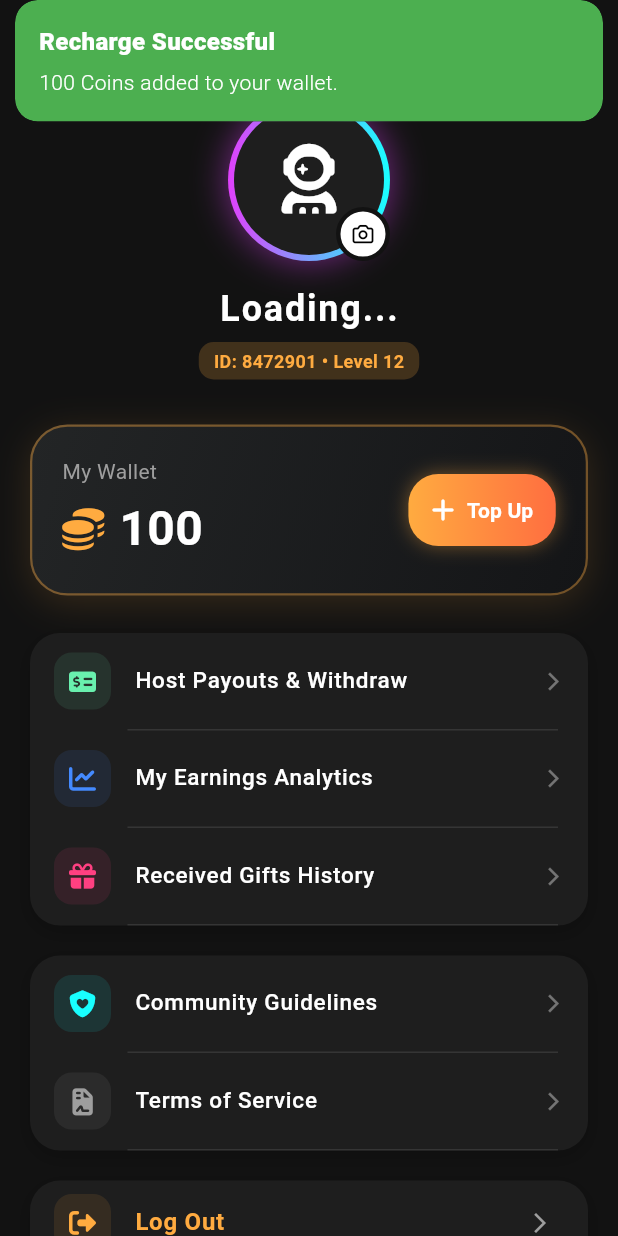
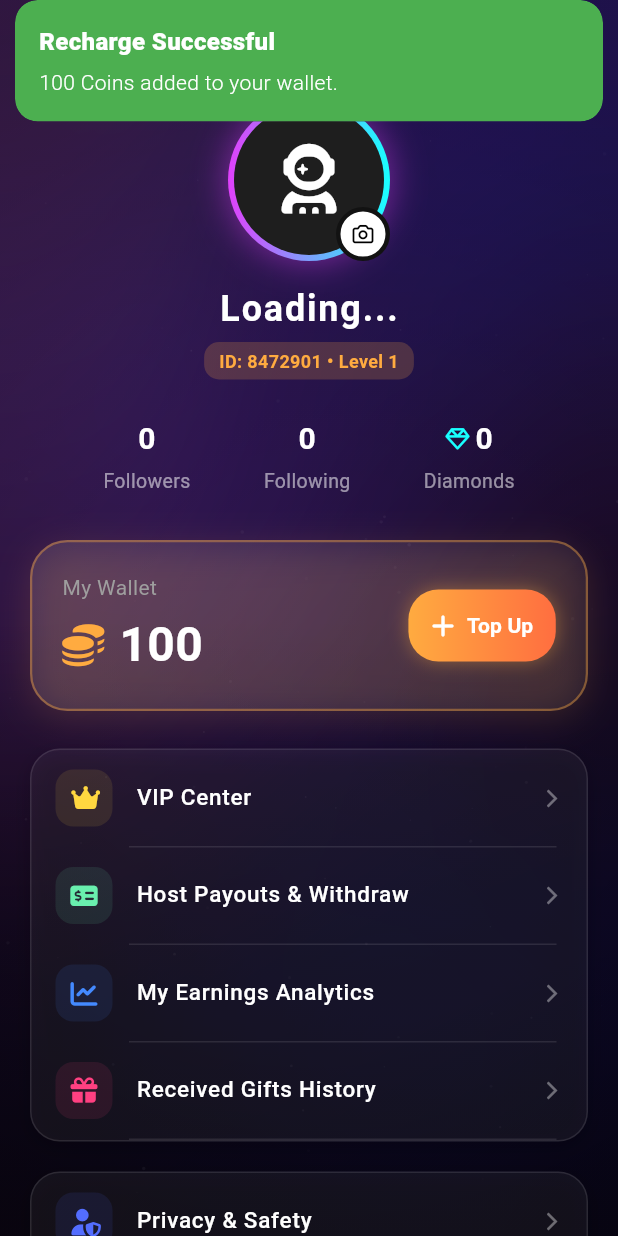
Before and after one commit to programmerrajbhai/nova_live, a Flutter app: the ProfileView screen opened directly, after a tap on an icon or button, on a phone screen of 412 x 824 dp. Run offline on Flutter 3.47's test engine with Material 3 defaults, Android fonts, the phone set to English and light mode, and no system bars; our stand-ins replace cloud_firestore, firebase_auth, firebase_core, firebase_storage, font_awesome_flutter, get and 3 more; missing offline and left inert: zego_uikit, zego_uikit_prebuilt_call, zego_uikit_prebuilt_live_audio_room, zego_uikit_signaling_plugin; accounts and stored records are empty.

Commit message:
profile screen some working

```diff
--- a/lib/features/profile/controller/profile_controller.dart
+++ b/lib/features/profile/controller/profile_controller.dart
@@ -6,10 +6,22 @@ import '../../auth/view/login_view.dart';
 import '../../auth/controller/auth_controller.dart';
 
 class ProfileController extends GetxController {
+  final FirebaseFirestore _db = FirebaseFirestore.instance;
+
+  // Basic Info
   var userName = 'Loading...'.obs;
   var userAvatar = ''.obs;
+  var userLevel = 1.obs;
+  var isVip = false.obs;
+
+  // Social Stats
+  var followersCount = 0.obs;
+  var followingCount = 0.obs;
+
+  // Monetization & Wallet
   var myCoins = 0.obs;
   var totalEarnings = 0.0.obs;
+  var receivedDiamonds = 0.obs; // Live app e gift pele diamond hoy
 
   var connectedPayoutMethod = 'PayPal'.obs;
   var isProcessing = false.obs;
@@ -20,7 +32,7 @@ class ProfileController extends GetxController {
     fetchUserRealData();
   }
 
-  // ফায়ারবেস থেকে ইউজারের সব ডেটা রিয়েল-টাইমে নিয়ে আসা
+  // 🔥 100% Live Sync with Firebase
   Future<void> fetchUserRealData() async {
     isProcessing.value = true;
     try {
@@ -28,93 +40,120 @@ class ProfileController extends GetxController {
       String uid = prefs.getString('uid') ?? '';
 
       if (uid.isNotEmpty) {
-        DocumentSnapshot doc = await FirebaseFirestore.instance.collection('users').doc(uid).get();
-
+        // Listening to data in real-time
+        _db.collection('users').doc(uid).snapshots().listen((doc) {
           if (doc.exists) {
             userName.value = doc['name'] ?? 'Nova User';
             userAvatar.value = doc['avatar'] ?? '';
+            userLevel.value = doc['level'] ?? 1;
+            isVip.value = doc['isVip'] ?? false;
             myCoins.value = doc['coins'] ?? 0;
             totalEarnings.value = (doc['totalEarnings'] ?? 0.0).toDouble();
+            receivedDiamonds.value = doc['receivedDiamonds'] ?? 0;
+            followersCount.value = doc['followers'] ?? 0;
+            followingCount.value = doc['following'] ?? 0;
           }
+        });
       }
     } catch (e) {
-      print("Error fetching user data: $e");
+      debugPrint("Error fetching user data: $e");
     } finally {
       isProcessing.value = false;
     }
   }
 
-  // 🔥 ব্যাকগ্রাউন্ডে ফায়ারবেসের কয়েন আপডেট করার হেল্পার মেথড
+  // 💎 Background Coin Management
   Future<void> _updateCoinsInFirebase(int amountToChange) async {
     try {
       SharedPreferences prefs = await SharedPreferences.getInstance();
       String uid = prefs.getString('uid') ?? '';
       if (uid.isNotEmpty) {
-        await FirebaseFirestore.instance.collection('users').doc(uid).update({
-          // FieldValue.increment ব্যবহার করলে সার্ভারে অটোমেটিক প্লাস/মাইনাস হয়
+        await _db.collection('users').doc(uid).update({
           'coins': FieldValue.increment(amountToChange),
         });
       }
     } catch (e) {
-      print("Coin update failed: $e");
+      debugPrint("Coin update failed: $e");
     }
   }
 
-  // ১. কয়েন টপ-আপ (লোকাল + ফায়ারবেস)
   Future<void> addCoins(int amount) async {
     isProcessing.value = true;
-    myCoins.value += amount; // লোকাল UI তে সাথে সাথে বাড়বে
-    await _updateCoinsInFirebase(amount); // ফায়ারবেসে বাড়বে
+    // Local Update
+    myCoins.value += amount;
+    // Server Update
+    await _updateCoinsInFirebase(amount);
     isProcessing.value = false;
   }
 
-  // ২. গিফট পাঠানোর সময় কয়েন কাটা (যেটার এরর আসছিল)
   bool deductCoins(int amount) {
     if (myCoins.value >= amount) {
-      myCoins.value -= amount; // সাথে সাথে UI আপডেট হবে
-      _updateCoinsInFirebase(-amount); // ব্যাকগ্রাউন্ডে ফায়ারবেস থেকে কেটে নেবে
+      myCoins.value -= amount;
+      _updateCoinsInFirebase(-amount);
       return true;
     }
-    return false; // ব্যালেন্স না থাকলে false রিটার্ন করবে
+    return false;
   }
 
-  // উইথড্র লজিক
+  // 💸 Payout Logic
   Future<void> requestWithdrawal(double amount) async {
+    if (amount < 50.0) {
+      Get.snackbar('Minimum Payout', 'You need at least \$50 to withdraw.', backgroundColor: Colors.redAccent, colorText: Colors.white);
+      return;
+    }
     if (amount > totalEarnings.value) {
       Get.snackbar('Invalid Amount', 'Insufficient earnings.', backgroundColor: Colors.redAccent, colorText: Colors.white);
       return;
     }
+
     isProcessing.value = true;
     Get.snackbar('Processing...', 'Transferring to ${connectedPayoutMethod.value}.', backgroundColor: Colors.orangeAccent, colorText: Colors.black);
     await Future.delayed(const Duration(seconds: 3));
+
     totalEarnings.value -= amount;
+
+    // Server Thekeo deduction kora uchit
+    SharedPreferences prefs = await SharedPreferences.getInstance();
+    String uid = prefs.getString('uid') ?? '';
+    await _db.collection('users').doc(uid).update({
+      'totalEarnings': FieldValue.increment(-amount),
+    });
+
     isProcessing.value = false;
     Get.snackbar('Success ✅', 'Withdrawal successful.', backgroundColor: Colors.greenAccent, colorText: Colors.black);
   }
 
-  // লগ-আউট
+  // 🚪 100% Perfect Logout
   Future<void> logOut() async {
+    isProcessing.value = true;
     SharedPreferences prefs = await SharedPreferences.getInstance();
-    await prefs.setBool('isLoggedIn', false);
+
+    // Ekhane presence false kore dewa bhalo (if available)
+    String uid = prefs.getString('uid') ?? '';
+    if(uid.isNotEmpty) {
+      await _db.collection('users').doc(uid).update({'isOnline': false});
+    }
+
+    await prefs.clear();
 
     if (Get.isRegistered<AuthController>()) Get.find<AuthController>().isAgreed.value = false;
     Get.offAll(() => LoginView(), transition: Transition.fadeIn);
+    isProcessing.value = false;
   }
 
-  // ডেটা ডিলিশন
+  // 🗑️ Delete Account (Complete Wipe)
   Future<void> deleteUserAccount() async {
     isProcessing.value = true;
     try {
       SharedPreferences prefs = await SharedPreferences.getInstance();
       String uid = prefs.getString('uid') ?? '';
 
-      // ফায়ারবেস থেকে রিয়েল ডেটা ডিলিট করা
       if (uid.isNotEmpty) {
-        await FirebaseFirestore.instance.collection('users').doc(uid).delete();
+        // Firebase Cloud Function thakle bhalo, otherwise delete from client
+        await _db.collection('users').doc(uid).delete();
       }
 
-      await prefs.clear(); // লোকাল স্টোরেজ ক্লিয়ার
-
+      await prefs.clear();
       myCoins.value = 0;
       totalEarnings.value = 0.0;
 
--- a/lib/features/profile/view/profile_view.dart
+++ b/lib/features/profile/view/profile_view.dart
@@ -1,7 +1,10 @@
 import 'package:flutter/material.dart';
 import 'package:get/get.dart';
 import 'package:font_awesome_flutter/font_awesome_flutter.dart';
+
+import '../../../core/widgets/premium_background.dart'; // 🔥 Premium Background Import
 import '../controller/profile_controller.dart';
+import '../../messages/view/settings_view.dart';
 
 class ProfileView extends StatelessWidget {
   final ProfileController controller = Get.put(ProfileController());
@@ -50,28 +53,35 @@ class ProfileView extends StatelessWidget {
 
   @override
   Widget build(BuildContext context) {
-    return Scaffold(
-      backgroundColor: const Color(0xFF121212),
+    // 🔥 Premium Background Wrapped Here
+    return PremiumBackground(
+      child: Scaffold(
+        backgroundColor: Colors.transparent, // 🔥 Scaffold Background Transparent Kora Holo
         appBar: AppBar(
-        title: const Text('Profile', style: TextStyle(fontWeight: FontWeight.bold, color: Colors.purpleAccent, fontSize: 24)),
+          title: const Text('My Profile', style: TextStyle(fontWeight: FontWeight.bold, color: Colors.purpleAccent, fontSize: 24)),
           backgroundColor: Colors.transparent,
           elevation: 0,
           actions: [
             IconButton(
               icon: const Icon(FontAwesomeIcons.gear, color: Colors.white, size: 20),
-            onPressed: () {},
+              onPressed: () {
+                // Navigate to Settings View for Safety & Block Options
+                Get.to(() => SettingsView(), transition: Transition.rightToLeftWithFade);
+              },
             ),
             const SizedBox(width: 10),
           ],
         ),
-      body: SingleChildScrollView(
+        body: Obx(() {
+          if (controller.isProcessing.value && controller.userName.value == 'Loading...') {
+            return const Center(child: CircularProgressIndicator(color: Colors.purpleAccent));
+          }
+
+          return SingleChildScrollView(
             padding: const EdgeInsets.symmetric(horizontal: 20, vertical: 10),
             child: Column(
               children: [
-            // ১. ইউজার ইনফো সেকশন (ডায়নামিক নামসহ)
-            // আপনার ProfileView এর build মেথডের ভেতরের প্রথম Center উইজেটটি নিচের কোড দিয়ে রিপ্লেস করুন:
-
-            // ১. ইউজার ইনফো সেকশন (ডায়নামিক নাম ও অবতারসহ)
+                // ১. User Avatar & Info
                 Center(
                   child: Column(
                     children: [
@@ -82,20 +92,23 @@ class ProfileView extends StatelessWidget {
                             padding: const EdgeInsets.all(4),
                             decoration: BoxDecoration(
                               shape: BoxShape.circle,
-                          gradient: const LinearGradient(colors: [Colors.purpleAccent, Colors.cyanAccent]),
+                              gradient: LinearGradient(
+                                colors: controller.isVip.value
+                                    ? [Colors.amberAccent, Colors.orange]
+                                    : [Colors.purpleAccent, Colors.cyanAccent],
+                              ),
                               boxShadow: [BoxShadow(color: Colors.purpleAccent.withOpacity(0.5), blurRadius: 20)],
                             ),
-                        child: Obx(() => CircleAvatar(
+                            child: CircleAvatar(
                               radius: 50,
                               backgroundColor: const Color(0xFF1E1E1E),
-                          // 🔥 যদি অবতার সিলেক্ট করে থাকে তবে ছবি দেখাবে, নাহলে ডিফল্ট আইকন
                               backgroundImage: controller.userAvatar.value.isNotEmpty
                                   ? NetworkImage(controller.userAvatar.value)
                                   : null,
                               child: controller.userAvatar.value.isEmpty
                                   ? const Icon(FontAwesomeIcons.userAstronaut, size: 45, color: Colors.white)
                                   : null,
-                        )),
+                            ),
                           ),
                           Container(
                             padding: const EdgeInsets.all(8),
@@ -106,28 +119,50 @@ class ProfileView extends StatelessWidget {
                       ),
                       const SizedBox(height: 15),
 
-                  // স্টোরেজ থেকে পাওয়া আসল নাম শো করবে
-                  Obx(() => Text(
+                      // Name & VIP Tag
+                      Row(
+                        mainAxisAlignment: MainAxisAlignment.center,
+                        children: [
+                          Text(
                             controller.userName.value,
                             style: const TextStyle(color: Colors.white, fontSize: 24, fontWeight: FontWeight.bold, letterSpacing: 1.2),
-                  )),
+                          ),
+                          if (controller.isVip.value) ...[
+                            const SizedBox(width: 8),
+                            const Icon(FontAwesomeIcons.crown, color: Colors.amberAccent, size: 20),
+                          ]
+                        ],
+                      ),
 
                       const SizedBox(height: 5),
+
+                      // ID & Level
                       Container(
                         padding: const EdgeInsets.symmetric(horizontal: 10, vertical: 4),
                         decoration: BoxDecoration(color: Colors.orangeAccent.withOpacity(0.2), borderRadius: BorderRadius.circular(10)),
-                    child: const Text('ID: 8472901 • Level 12', style: TextStyle(color: Colors.orangeAccent, fontSize: 12, fontWeight: FontWeight.bold)),
+                        child: Text('ID: 8472901 • Level ${controller.userLevel.value}', style: const TextStyle(color: Colors.orangeAccent, fontSize: 12, fontWeight: FontWeight.bold)),
                       ),
                     ],
                   ),
                 ),
+                const SizedBox(height: 25),
+
+                // ২. Social Stats (Followers, Following, Received Diamonds)
+                Row(
+                  mainAxisAlignment: MainAxisAlignment.spaceEvenly,
+                  children: [
+                    _buildStatColumn('Followers', controller.followersCount.value.toString()),
+                    _buildStatColumn('Following', controller.followingCount.value.toString()),
+                    _buildStatColumn('Diamonds', controller.receivedDiamonds.value.toString(), icon: FontAwesomeIcons.gem),
+                  ],
+                ),
                 const SizedBox(height: 30),
 
-            // ২. ওয়ালেট কার্ড (প্রিমিয়াম গ্রেডিয়েন্ট)
+                // ৩. Wallet Card
                 Container(
                   padding: const EdgeInsets.all(20),
                   decoration: BoxDecoration(
-                gradient: const LinearGradient(colors: [Color(0xFF232526), Color(0xFF141517)], begin: Alignment.topLeft, end: Alignment.bottomRight),
+                    gradient: LinearGradient(colors: [Colors.white.withOpacity(0.1), Colors.white.withOpacity(0.05)], begin: Alignment.topLeft, end: Alignment.bottomRight),
                     borderRadius: BorderRadius.circular(25),
                     border: Border.all(color: Colors.orangeAccent.withOpacity(0.4), width: 1.5),
                     boxShadow: [BoxShadow(color: Colors.orangeAccent.withOpacity(0.15), blurRadius: 20, offset: const Offset(0, 5))],
@@ -140,7 +175,7 @@ class ProfileView extends StatelessWidget {
                         children: [
                           const Text('My Wallet', style: TextStyle(color: Colors.grey, fontSize: 14)),
                           const SizedBox(height: 5),
-                      Obx(() => Row(
+                          Row(
                             children: [
                               const Icon(FontAwesomeIcons.coins, color: Colors.orangeAccent, size: 28),
                               const SizedBox(width: 10),
@@ -149,7 +184,7 @@ class ProfileView extends StatelessWidget {
                                 style: const TextStyle(color: Colors.white, fontSize: 32, fontWeight: FontWeight.bold),
                               ),
                             ],
-                      )),
+                          ),
                         ],
                       ),
 
@@ -178,8 +213,9 @@ class ProfileView extends StatelessWidget {
                 ),
                 const SizedBox(height: 25),
 
-            // ৩. অ্যাপ ফিচারস ও পেআউট
+                // ৪. Live Streaming & Monetization Tools
                 _buildMenuCard([
+                  _buildMenuItem(FontAwesomeIcons.crown, 'VIP Center', Colors.amberAccent, onTap: () {}),
                   _buildMenuItem(FontAwesomeIcons.moneyCheckDollar, 'Host Payouts & Withdraw', Colors.greenAccent, onTap: () {
                     controller.requestWithdrawal(50.0);
                   }),
@@ -188,14 +224,17 @@ class ProfileView extends StatelessWidget {
                 ]),
                 const SizedBox(height: 20),
 
-            // ৪. লিগ্যাল এবং সেফটি
+                // ৫. Legal & Safety
                 _buildMenuCard([
+                  _buildMenuItem(FontAwesomeIcons.userShield, 'Privacy & Safety', Colors.indigoAccent, onTap: () {
+                    Get.to(() => SettingsView(), transition: Transition.rightToLeftWithFade);
+                  }),
                   _buildMenuItem(FontAwesomeIcons.shieldHeart, 'Community Guidelines', Colors.cyanAccent, onTap: () {}),
                   _buildMenuItem(FontAwesomeIcons.fileContract, 'Terms of Service', Colors.grey, onTap: () {}),
                 ]),
                 const SizedBox(height: 20),
 
-            // ৫. অ্যাকাউন্ট অ্যাকশনস (লগ-আউট এবং ডিলিট)
+                // ৬. Account Actions (Log Out / Delete)
                 _buildMenuCard([
                   ListTile(
                     leading: Container(
@@ -204,7 +243,7 @@ class ProfileView extends StatelessWidget {
                       child: const Icon(FontAwesomeIcons.rightFromBracket, color: Colors.orangeAccent, size: 18),
                     ),
                     title: const Text('Log Out', style: TextStyle(color: Colors.orangeAccent, fontWeight: FontWeight.bold)),
-                trailing: const Icon(Icons.arrow_forward_ios, color: Colors.grey, size: 16),
+                    trailing: const Icon(Icons.arrow_forward_ios, color: Colors.white38, size: 16),
                     onTap: _showLogoutDialog,
                   ),
                   const Divider(color: Colors.white10, height: 1, indent: 60, endIndent: 20),
@@ -216,7 +255,7 @@ class ProfileView extends StatelessWidget {
                       child: const Icon(FontAwesomeIcons.trash, color: Colors.redAccent, size: 18),
                     ),
                     title: const Text('Delete Account', style: TextStyle(color: Colors.redAccent, fontWeight: FontWeight.bold)),
-                trailing: const Icon(Icons.arrow_forward_ios, color: Colors.grey, size: 16),
+                    trailing: const Icon(Icons.arrow_forward_ios, color: Colors.white38, size: 16),
                     onTap: _showDeleteAccountDialog,
                   ),
                 ]),
@@ -226,21 +265,45 @@ class ProfileView extends StatelessWidget {
                 const SizedBox(height: 30),
               ],
             ),
+          );
+        }),
       ),
     );
   }
 
+  // 🔹 Stats Helper
+  Widget _buildStatColumn(String label, String value, {IconData? icon}) {
+    return Column(
+      children: [
+        Row(
+          children: [
+            if (icon != null) ...[
+              Icon(icon, color: Colors.cyanAccent, size: 16),
+              const SizedBox(width: 4),
+            ],
+            Text(value, style: const TextStyle(color: Colors.white, fontSize: 20, fontWeight: FontWeight.bold)),
+          ],
+        ),
+        const SizedBox(height: 4),
+        Text(label, style: const TextStyle(color: Colors.white54, fontSize: 13)),
+      ],
+    );
+  }
+
+  // 🔹 Menu Card Helper
   Widget _buildMenuCard(List<Widget> children) {
     return Container(
       decoration: BoxDecoration(
-        color: const Color(0xFF1E1E1E),
+        color: Colors.white.withOpacity(0.05), // 🔥 Transparent color for premium look over PremiumBackground
         borderRadius: BorderRadius.circular(20),
+        border: Border.all(color: Colors.white.withOpacity(0.1)),
         boxShadow: [BoxShadow(color: Colors.black.withOpacity(0.2), blurRadius: 10, offset: const Offset(0, 4))],
       ),
       child: Column(children: children),
     );
   }
 
+  // 🔹 Menu Item Helper
   Widget _buildMenuItem(IconData icon, String title, Color iconColor, {required VoidCallback onTap}) {
     return Column(
       children: [
```
Lines whose indentation alone changed are shown as unchanged.
